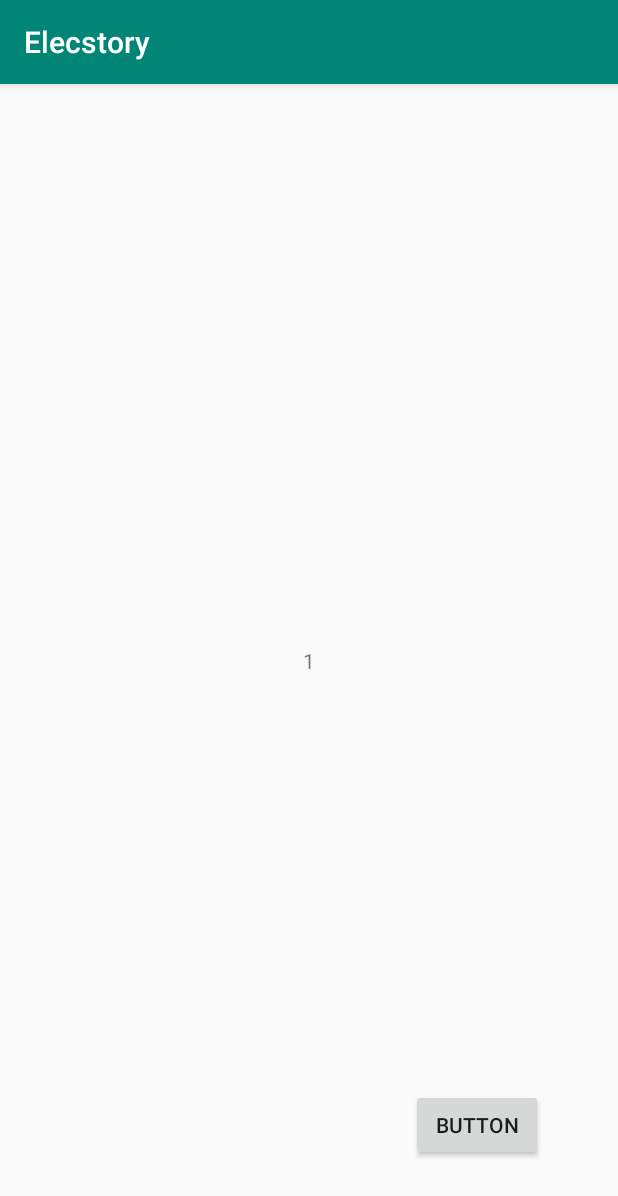
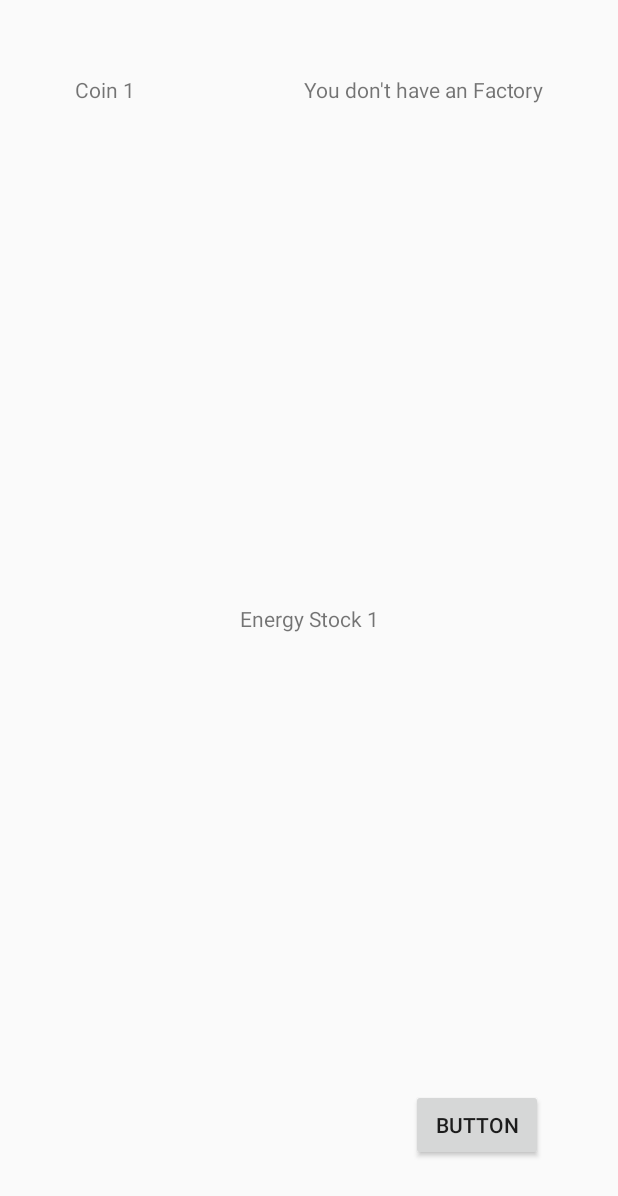
Before and after one commit to Zokiasu/ElecStory, an Android app: the screen it shows after launch (MainActivity), after a tap on "BUTTON", on a phone screen of 412 x 824 dp. Shown: the top 1196 px of the screen. Run offline under Robolectric (Android 15) with nearby library versions, the phone set to English and light mode, and no system bars.

Commit message:
Add Factory & Player

```diff
--- a/app/build.gradle
+++ b/app/build.gradle
@@ -8,7 +8,7 @@ android {
         targetSdkVersion 28
         versionCode 1
         versionName "1.0"
-        testInstrumentationRunner "android.support.test.runner.AndroidJUnitRunner"
+        testInstrumentationRunner "android.support.AutoIncrement.runner.AndroidJUnitRunner"
     }
     buildTypes {
         release {
@@ -23,6 +23,6 @@ dependencies {
     implementation 'com.android.support:appcompat-v7:28.0.0'
     implementation 'com.android.support.constraint:constraint-layout:1.1.3'
     testImplementation 'junit:junit:4.12'
-    androidTestImplementation 'com.android.support.test:runner:1.0.2'
-    androidTestImplementation 'com.android.support.test.espresso:espresso-core:3.0.2'
+    androidTestImplementation 'com.android.support.AutoIncrement:runner:1.0.2'
+    androidTestImplementation 'com.android.support.AutoIncrement.espresso:espresso-core:3.0.2'
 }
--- a/app/src/main/java/com/example/elecstory/MainActivity.java
+++ b/app/src/main/java/com/example/elecstory/MainActivity.java
@@ -1,7 +1,9 @@
 package com.example.elecstory;
 
+import android.graphics.Color;
 import android.os.Bundle;
 import android.os.Handler;
+import android.support.constraint.ConstraintLayout;
 import android.support.v7.app.AppCompatActivity;
 import android.view.View;
 import android.widget.Button;
@@ -9,37 +11,88 @@ import android.widget.TextView;
 
 public class MainActivity extends AppCompatActivity {
 
-    public int ElecPoint;
-    public TextView ElecPoints;
+    public TextView ElecStockage;
+    public TextView Coins;
+    public TextView Factorys;
+
     public Button UpElecPoint;
+
+    public ConstraintLayout currentLayout;
+
+    public Factory Fact;
+    public Player Toto = new Player("Toto", 0, null, 0);
 
     @Override
     protected void onCreate(Bundle savedInstanceState) {
         super.onCreate(savedInstanceState);
         setContentView(R.layout.activity_main);
 
+        currentLayout = findViewById(R.id.activity_main);
         UpElecPoint = findViewById(R.id.ElecUp);
-        ElecPoints = findViewById(R.id.ElecCount);
-        ElecPoints.setText(String.valueOf(0));
+        ElecStockage = findViewById(R.id.ElecCount);
+        Coins = findViewById(R.id.ElecCoins);
+        Factorys = findViewById(R.id.Factory);
+
+        Factorys.setText("You don't have an Factory");
+        ElecStockage.setText("Energy Stock " + String.valueOf(0));
+        Coins.setText("Coin " + String.valueOf(0));
 
         UpElecPoint.setOnClickListener(new View.OnClickListener() {
             @Override
             public void onClick(View v) {
-                ElecPoint ++;
-                ElecPoints.setText(String.valueOf(ElecPoint));
+                Toto.setElectricityStockage(Toto.getElectricityStockage()+1);
+                Toto.setCoin(Toto.getCoin() + 1);
+
+                ElecStockage.setText("Energy Stock " + Toto.getElectricityStockage());
+                Coins.setText("Coin " + Toto.getCoin());
+                stage(Toto.getElectricityStockage());
+
+                if(Toto.getElectricityStockage() == 10){
+                    Fact = new Factory(-1);
+                    Toto.setMyFact(Fact);
+                    Factorys.setText(Toto.getMyFact().getName());
+                }
             }
         });
-        test(1500);
+
+        AutoIncrement();
     }
 
-    public void test(int milliseconds){
-        if(ElecPoint >= 10) {
-            ElecPoint++;
+    public void AutoIncrement(){
+
+        if(Toto.getMyFact() != null) {
+            Toto.setElectricityStockage(Toto.getElectricityStockage() + Toto.getMyFact().getElecGenerate());
         }
 
-        ElecPoints.setText(String.valueOf(ElecPoint));
+        stage(Toto.getElectricityStockage());
 
-        refresh(milliseconds);
+        ElecStockage.setText("Energy Stock " + String.valueOf(Toto.getElectricityStockage()));
+
+        if(Toto.getMyFact() != null){
+            refresh(Toto.getMyFact().getElecByMillisecond());
+        } else {
+            refresh(5000);
+        }
+    }
+
+    public void stage(int Point){
+        switch (Point){
+            case 10 :
+                currentLayout.setBackgroundColor(Color.GREEN);
+                break;
+            case 20 :
+                currentLayout.setBackgroundColor(Color.RED);
+                break;
+            case 30 :
+                currentLayout.setBackgroundColor(Color.YELLOW);
+                break;
+            case 40 :
+                currentLayout.setBackgroundColor(Color.CYAN);
+                break;
+            case 50 :
+                currentLayout.setBackgroundColor(Color.WHITE);
+                break;
+        }
     }
 
     private void refresh(final int milli){
@@ -48,7 +101,7 @@ public class MainActivity extends AppCompatActivity {
         final Runnable runnable = new Runnable() {
             @Override
             public void run() {
-                test(milli);
+                AutoIncrement();
             }
         };
 
--- /dev/null
+++ b/app/src/main/java/com/example/elecstory/Player.java
@@ -0,0 +1,48 @@
+package com.example.elecstory;
+
+public class Player {
+
+    protected String Name;
+    protected int Coin;
+    protected Factory MyFact;
+    protected int ElectricityStockage;
+
+    public Player(String name, int coin, Factory myFact, int electricityStockage) {
+        Name = name;
+        Coin = coin;
+        MyFact = myFact;
+        ElectricityStockage = electricityStockage;
+    }
+
+    public String getName() {
+        return Name;
+    }
+
+    public void setName(String name) {
+        Name = name;
+    }
+
+    public int getCoin() {
+        return Coin;
+    }
+
+    public void setCoin(int coin) {
+        Coin = coin;
+    }
+
+    public Factory getMyFact() {
+        return MyFact;
+    }
+
+    public void setMyFact(Factory myFact) {
+        MyFact = myFact;
+    }
+
+    public int getElectricityStockage() {
+        return ElectricityStockage;
+    }
+
+    public void setElectricityStockage(int electricityStockage) {
+        ElectricityStockage = electricityStockage;
+    }
+}
--- a/app/src/main/res/layout/activity_main.xml
+++ b/app/src/main/res/layout/activity_main.xml
@@ -4,6 +4,7 @@
     xmlns:tools="http://schemas.android.com/tools"
     android:layout_width="match_parent"
     android:layout_height="match_parent"
+    android:id="@+id/activity_main"
     tools:context=".MainActivity"
     tools:ignore="ExtraText">
 
@@ -11,10 +12,20 @@
         android:id="@+id/ElecCount"
         android:layout_width="wrap_content"
         android:layout_height="wrap_content"
-        android:text="Hello World!"
+        android:text="ElecStockage"
         app:layout_constraintBottom_toBottomOf="parent"
         app:layout_constraintLeft_toLeftOf="parent"
         app:layout_constraintRight_toRightOf="parent"
+        app:layout_constraintTop_toTopOf="parent" />
+
+    <TextView
+        android:id="@+id/ElecCoins"
+        android:layout_width="wrap_content"
+        android:layout_height="wrap_content"
+        android:text="CoinPlayer"
+        android:layout_marginTop="50dp"
+        android:layout_marginLeft="50dp"
+        app:layout_constraintLeft_toLeftOf="parent"
         app:layout_constraintTop_toTopOf="parent" />
 
     <Button
@@ -28,12 +39,15 @@
         app:layout_constraintBottom_toBottomOf="parent"
         app:layout_constraintRight_toRightOf="parent"/>
 
-    <GridView
-        android:orientation="horizontal"
-        android:layout_width="395dp"
-        android:layout_height="340dp"
-        tools:layout_editor_absoluteX="8dp"
-        tools:layout_editor_absoluteY="8dp"
+    <TextView
+        android:id="@+id/Factory"
+        android:layout_width="wrap_content"
+        android:layout_height="wrap_content"
+        android:text="TextView"
+        android:layout_marginRight="50dp"
+        android:layout_marginTop="50dp"
+        app:layout_constraintRight_toRightOf="parent"
+        app:layout_constraintTop_toTopOf="parent"
         tools:ignore="MissingConstraints" />
 
 </android.support.constraint.ConstraintLayout>
--- a/app/src/main/res/values/styles.xml
+++ b/app/src/main/res/values/styles.xml
@@ -1,7 +1,7 @@
 <resources>
 
     <!-- Base application theme. -->
-    <style name="AppTheme" parent="Theme.AppCompat.Light.DarkActionBar">
+    <style name="AppTheme" parent="Theme.AppCompat.Light.NoActionBar">
         <!-- Customize your theme here. -->
         <item name="colorPrimary">@color/colorPrimary</item>
         <item name="colorPrimaryDark">@color/colorPrimaryDark</item>
```
Also changed, not shown: app/src/main/AndroidManifest.xml (+5 -5 lines), app/src/main/java/com/example/elecstory/Factory.java (added, +244 -0 lines), 2 other files.
